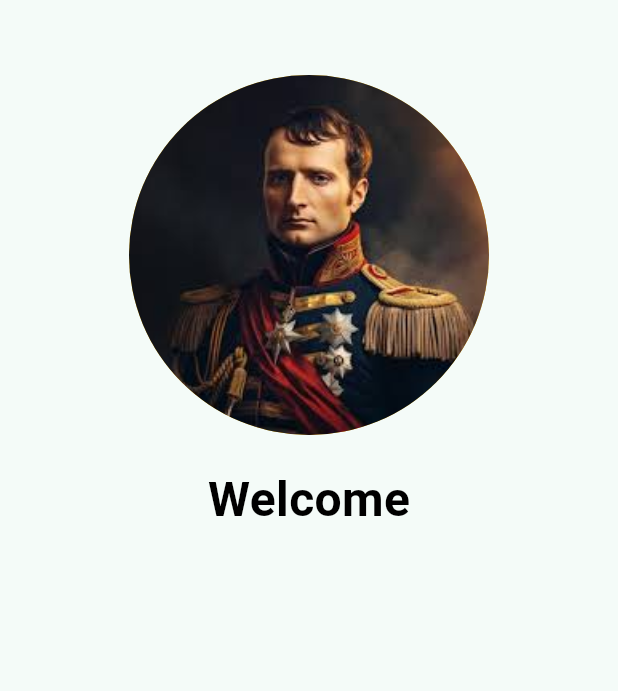
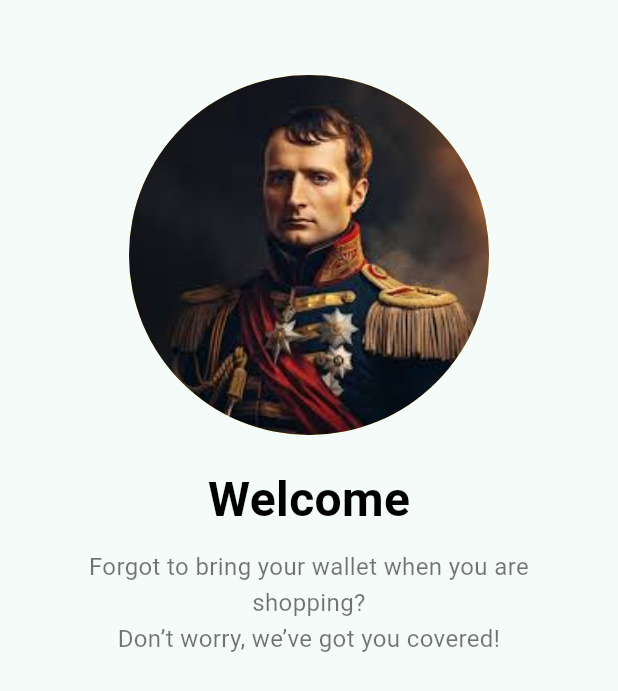
Before and after one commit to IlhamMaulana13/week6-1123150141, a Flutter app: the screen it shows after launch, on a phone screen of 412 x 824 dp. Shown: the top 691 px of the screen. Run offline on Flutter 3.47's test engine with Material 3 defaults, Android fonts, the phone set to English and light mode, and no system bars.

Commit message:
menambahkan sub Text

```diff
--- a/lib/screen/splash_screen_1.dart
+++ b/lib/screen/splash_screen_1.dart
@@ -34,6 +34,23 @@ class MySplashScreen extends StatelessWidget {
                   fontWeight: FontWeight.bold,
                 ),
               ),
+
+              const SizedBox(height: 10),
+
+              // 🔹 Subtitle 2 baris
+              const Padding(
+                padding: EdgeInsets.symmetric(horizontal: 30),
+                child: Text(
+                  "Forgot to bring your wallet when you are shopping?\nDon’t worry, we’ve got you covered!",
+                  textAlign: TextAlign.center,
+                  style: TextStyle(
+                    fontSize: 16,
+                    color: Colors.black54,
+                    height: 1.5,
+                  ),
+                ),
+              ),
+
         ],
       ),
         ),
```
